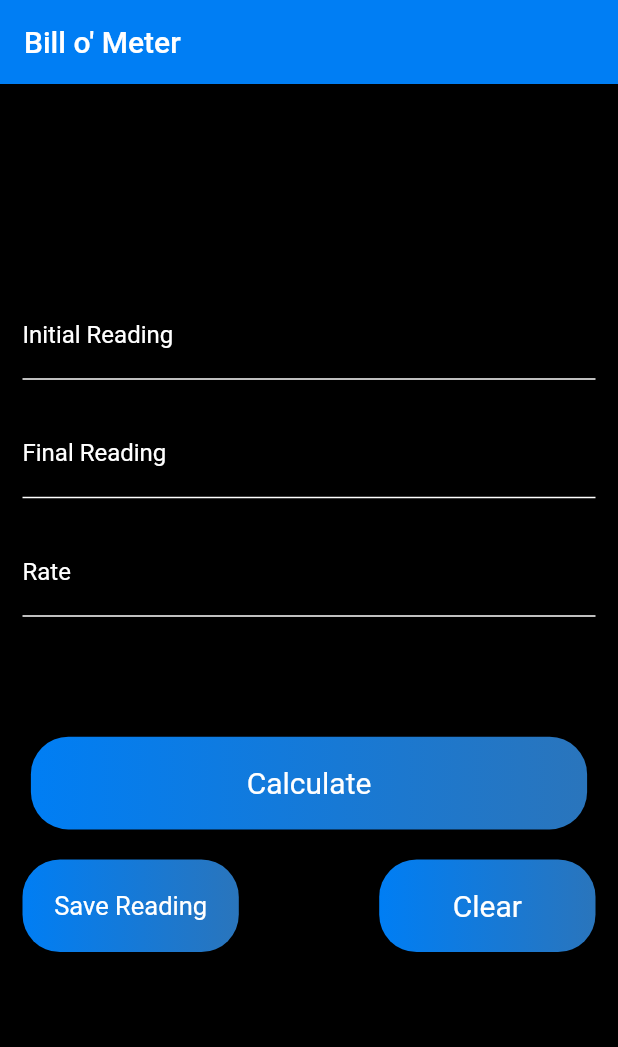
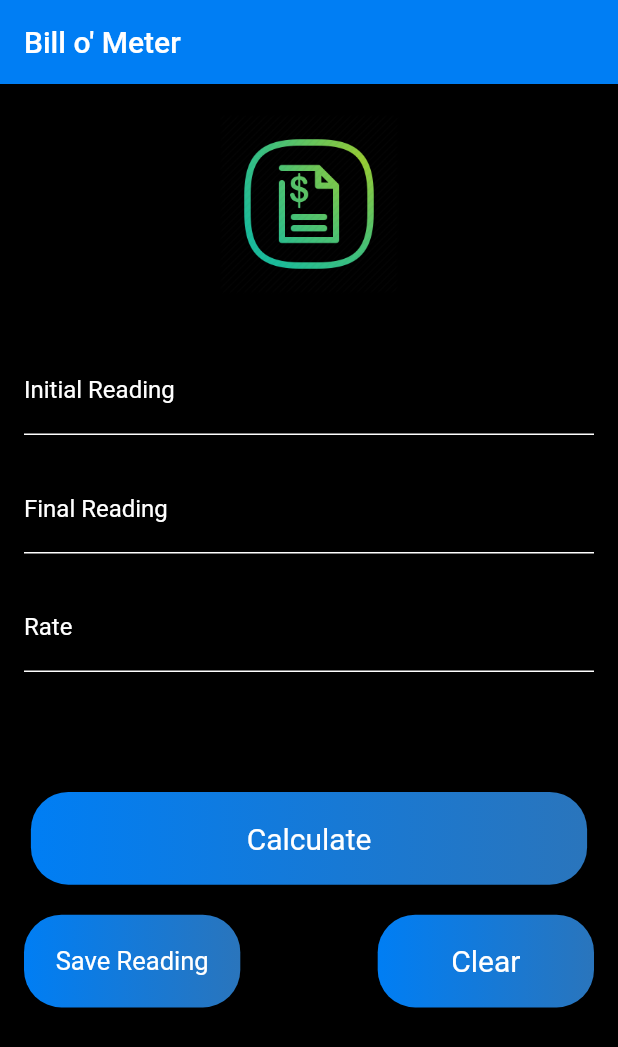
Before and after one commit to codedog001/Bill_Calc_Flutter_sqlite, a Flutter app: the screen it shows after launch, on a phone screen of 412 x 824 dp. Shown: the top 1047 px of the screen. Run offline on Flutter 3.47's test engine with Material 2 defaults, Android fonts, the phone set to English and light mode, and no system bars.

Commit message:
Add Image

```diff
--- a/lib/screens/home_screen.dart
+++ b/lib/screens/home_screen.dart
@@ -39,10 +39,20 @@ class _HomeScreenState extends State<HomeScreen> {
         child: Container(
           height: MediaQuery.of(context).size.height * 0.87,
           // decoration: BoxDecoration(border: Border.all(color: Colors.red)),
-          child: Container(
+          child: Column(
+            children: [
+              Container(
+                padding: EdgeInsets.only(top: 20),
+                width: 140,
+                height: 140,
+                child: Image.asset('assets/images/app1.png'),
+              ),
+              Container(
                 // decoration: BoxDecoration(border: Border.all(color: Colors.purple)),
                 alignment: Alignment.center,
-            padding: EdgeInsets.symmetric(horizontal: 15),
+                padding: EdgeInsets.fromLTRB(15, 34, 15, 0),
+                decoration: BoxDecoration(
+                    border: Border.all(color: Colors.transparent)),
                 child: Form(
                   key: formKey,
                   child: Column(
@@ -60,7 +70,8 @@ class _HomeScreenState extends State<HomeScreen> {
                         },
                         decoration: InputDecoration(
                           labelText: 'Initial Reading',
-                      labelStyle: TextStyle(fontSize: 16, color: Colors.white),
+                          labelStyle:
+                              TextStyle(fontSize: 16, color: Colors.white),
                           enabledBorder: UnderlineInputBorder(
                             borderSide: BorderSide(color: Colors.white),
                           ),
@@ -85,7 +96,8 @@ class _HomeScreenState extends State<HomeScreen> {
                         controller: phoneController,
                         decoration: InputDecoration(
                           labelText: 'Final Reading',
-                      labelStyle: TextStyle(fontSize: 16, color: Colors.white),
+                          labelStyle:
+                              TextStyle(fontSize: 16, color: Colors.white),
                           focusedBorder: UnderlineInputBorder(
                             borderSide: BorderSide(color: Colors.white),
                           ),
@@ -108,7 +120,8 @@ class _HomeScreenState extends State<HomeScreen> {
                         },
                         decoration: InputDecoration(
                           labelText: 'Rate',
-                      labelStyle: TextStyle(fontSize: 16, color: Colors.white),
+                          labelStyle:
+                              TextStyle(fontSize: 16, color: Colors.white),
                           enabledBorder: UnderlineInputBorder(
                             borderSide: BorderSide(color: Colors.white),
                           ),
@@ -144,7 +157,8 @@ class _HomeScreenState extends State<HomeScreen> {
                             child: Center(
                               child: Text(
                                 'Calculate',
-                            style: TextStyle(fontSize: 20, color: Colors.white),
+                                style: TextStyle(
+                                    fontSize: 20, color: Colors.white),
                               ),
                             ),
                           ),
@@ -168,10 +182,14 @@ class _HomeScreenState extends State<HomeScreen> {
                               enableFeedback: true,
                               child: Container(
                                 width: MediaQuery.of(context).size.width * 0.35,
-                            height: MediaQuery.of(context).size.height * 0.075,
+                                height:
+                                    MediaQuery.of(context).size.height * 0.075,
                                 decoration: BoxDecoration(
                                   gradient: LinearGradient(
-                                colors: [Color(0xff007EF4), Color(0xff2A75BC)],
+                                    colors: [
+                                      Color(0xff007EF4),
+                                      Color(0xff2A75BC)
+                                    ],
                                   ),
                                   borderRadius: BorderRadius.circular(25),
                                 ),
@@ -201,10 +219,14 @@ class _HomeScreenState extends State<HomeScreen> {
                               enableFeedback: true,
                               child: Container(
                                 width: MediaQuery.of(context).size.width * 0.35,
-                            height: MediaQuery.of(context).size.height * 0.075,
+                                height:
+                                    MediaQuery.of(context).size.height * 0.075,
                                 decoration: BoxDecoration(
                                   gradient: LinearGradient(
-                                colors: [Color(0xff007EF4), Color(0xff2A75BC)],
+                                    colors: [
+                                      Color(0xff007EF4),
+                                      Color(0xff2A75BC)
+                                    ],
                                   ),
                                   borderRadius: BorderRadius.circular(25),
                                 ),
@@ -247,6 +269,8 @@ class _HomeScreenState extends State<HomeScreen> {
                   ),
                 ),
               ),
+            ],
+          ),
         ),
       ),
     );
--- a/pubspec.yaml
+++ b/pubspec.yaml
@@ -45,9 +45,9 @@ flutter:
   uses-material-design: true
 
   # To add assets to your application, add an assets section, like this:
-  # assets:
-  #   - images/a_dot_burr.jpeg
-  #   - images/a_dot_ham.jpeg
+  assets:
+    - assets/images/
+
 
   # An image asset can refer to one or more resolution-specific "variants", see
   # https://flutter.dev/assets-and-images/#resolution-aware.
```
Also changed, not shown: assets/images/app1.png (added). Lines whose indentation alone changed are shown as unchanged.
